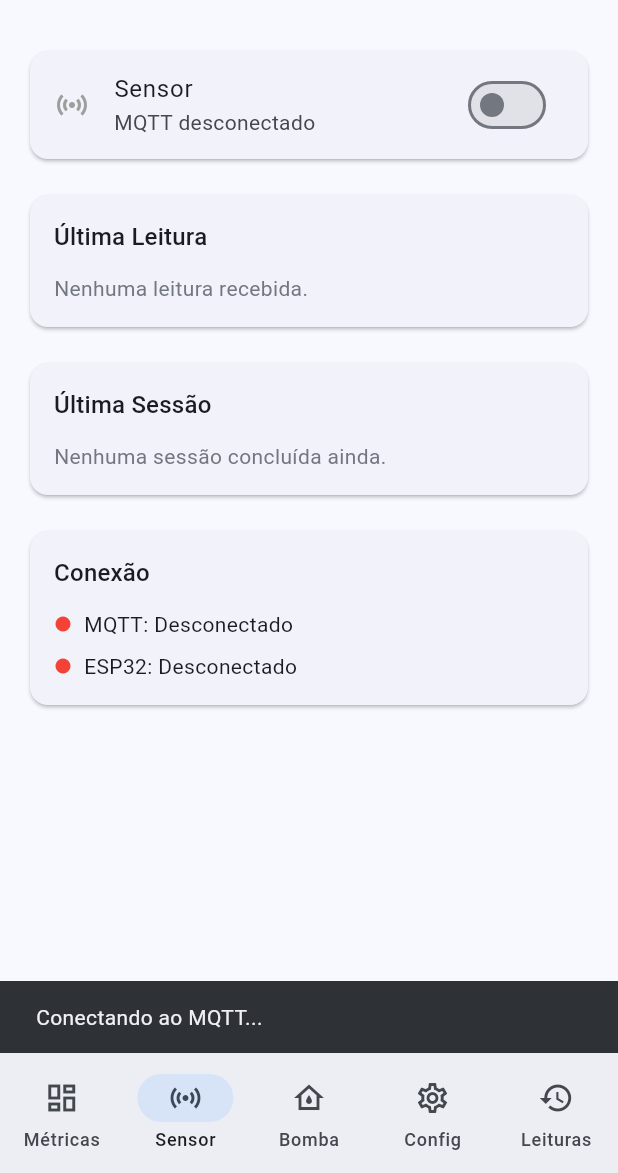
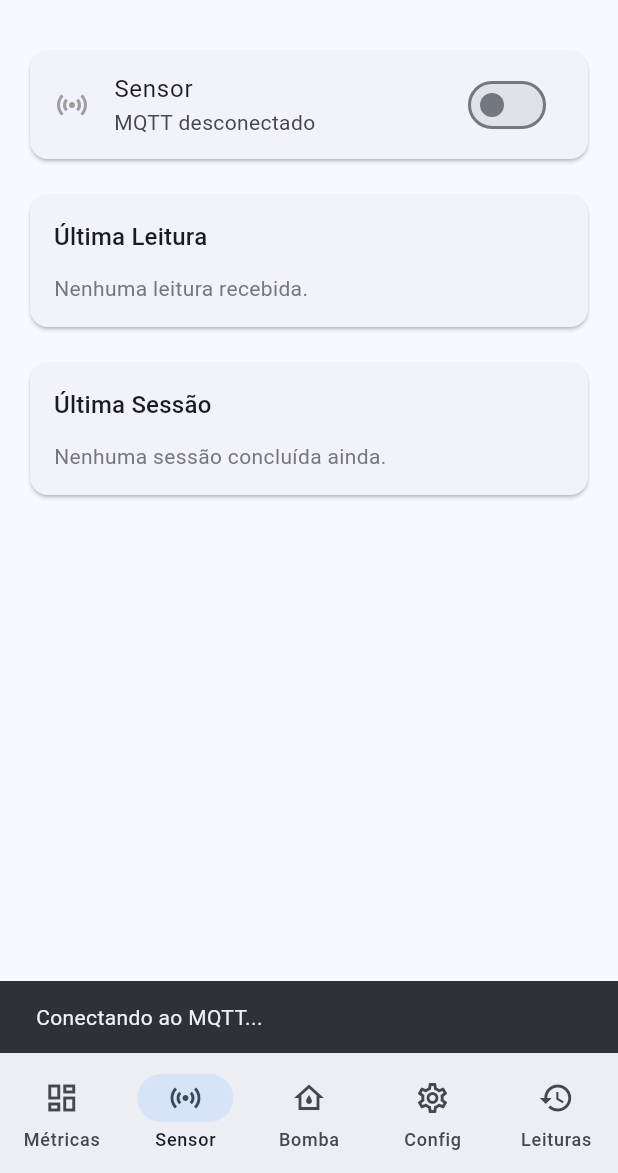
Before and after one commit to EJSeguro/controle-de-irrigacao, a Flutter app: the HomeScreen screen opened directly, item 2 of the bottom bar chosen, on a phone screen of 412 x 824 dp, the part 63-1236 px from its top. Run offline on Flutter 3.47's test engine with Material 3 defaults, Android fonts, the phone set to English and light mode, and no system bars; our stand-ins replace shared_preferences, sqflite; missing offline and left inert: mqtt_client; accounts and stored records are empty.

Commit message:
feat: persistir resultados da sessao, finalizar sessao ao perder ESP, remover cards Conexao e Status Atual

```diff
--- a/app/lib/screens/sensor_screen.dart
+++ b/app/lib/screens/sensor_screen.dart
@@ -80,22 +80,6 @@ class SensorScreen extends StatelessWidget {
             ),
           ),
         ),
-        const SizedBox(height: 16),
-        Card(
-          child: Padding(
-            padding: const EdgeInsets.all(16),
-            child: Column(
-              crossAxisAlignment: CrossAxisAlignment.start,
-              children: [
-                Text('Conexão', style: Theme.of(context).textTheme.titleMedium),
-                const SizedBox(height: 12),
-                _statusRow('MQTT', system.mqttConectado),
-                const SizedBox(height: 8),
-                _statusRow('ESP32', system.espOnline),
-              ],
-            ),
-          ),
-        ),
       ],
     );
   }
@@ -112,14 +96,4 @@ class SensorScreen extends StatelessWidget {
       ),
     );
   }
-
-  Widget _statusRow(String label, bool ativo) {
-    return Row(
-      children: [
-        Icon(Icons.circle, size: 12, color: ativo ? Colors.green : Colors.red),
-        const SizedBox(width: 8),
-        Text('$label: ${ativo ? "Conectado" : "Desconectado"}'),
-      ],
-    );
-  }
 }
```
Also changed, not shown: app/lib/providers/system_provider.dart (+19 -2 lines), app/lib/screens/pump_screen.dart (+0 -15 lines).
